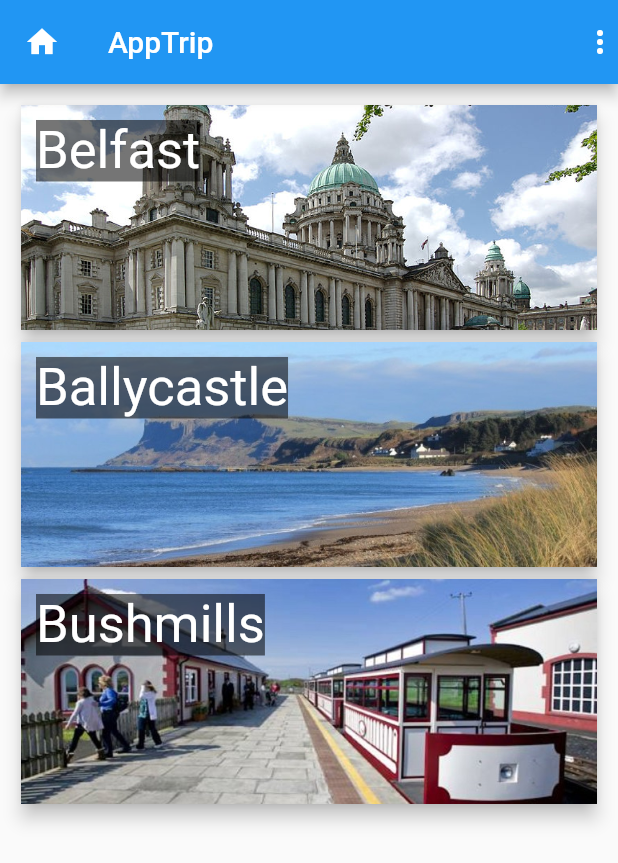
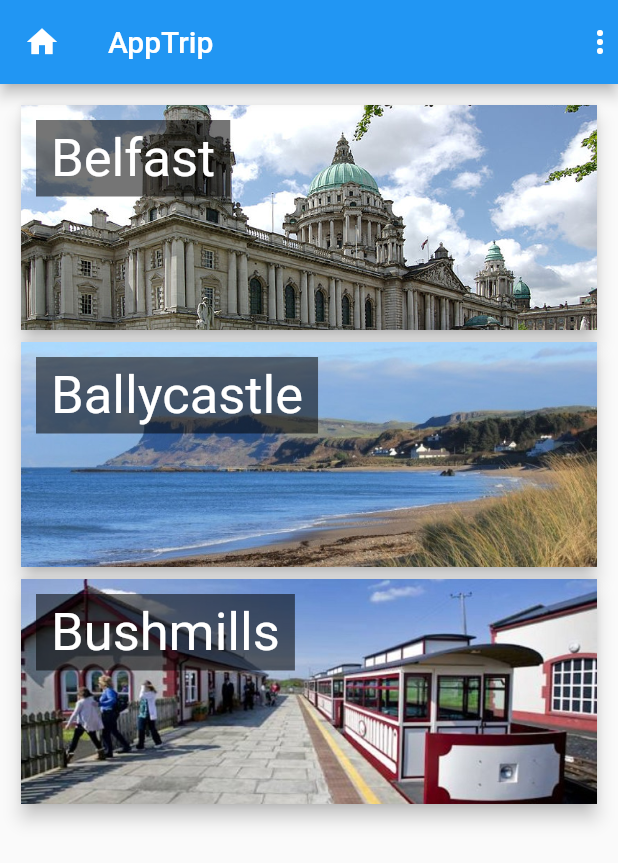
Before and after one commit to steph-MAUREL-CHARTROU/projet_app, a Flutter app: the screen it shows after launch, on a phone screen of 412 x 824 dp. Shown: the top 863 px of the screen. Run offline on Flutter 3.47's test engine with Material 2 defaults, Android fonts, the phone set to English and light mode, and no system bars.

Commit message:
chapitre 10/navigation

```diff
--- a/lib/main.dart
+++ b/lib/main.dart
@@ -9,7 +9,7 @@ main() {
 class AppTrip extends StatelessWidget {
   @override
   Widget build(BuildContext context) {
-    return MaterialApp(debugShowCheckedModeBanner: false, home: Home()
+    return MaterialApp(debugShowCheckedModeBanner: false, home: HomeView()
         //home: City()
         );
   }
--- a/lib/views/home/home.dart
+++ b/lib/views/home/home.dart
@@ -2,14 +2,14 @@ import 'package:flutter/material.dart';
 import '../../models/city_model.dart';
 import 'widgets/city_card.dart';
 
-class Home extends StatefulWidget {
+class HomeView extends StatefulWidget {
   @override
   _HomeState createState() {
     return _HomeState();
   }
 }
 
-class _HomeState extends State<Home> {
+class _HomeState extends State<HomeView> {
   List cities = [
     City(name: 'Belfast', image: 'assets/images/belfast.jpg'),
     City(name: 'Ballycastle', image: 'assets/images/ballycastle.jpg'),
--- a/lib/views/home/widgets/city_card.dart
+++ b/lib/views/home/widgets/city_card.dart
@@ -25,12 +25,16 @@ class CityCard extends StatelessWidget {
             Positioned(
               top: 10,
               left: 10,
-              child: Text(
-                city.name,
-                style: TextStyle(
+              child: Container(
+                padding: EdgeInsets.symmetric(horizontal: 10, vertical: 5),
+                color: Colors.black54,
+                child: Text(
+                  city.name,
+                  style: TextStyle(
                     fontSize: 35,
                     color: Colors.white,
-                    backgroundColor: Colors.black54),
+                  ),
+                ),
               ),
             )
           ],
```
